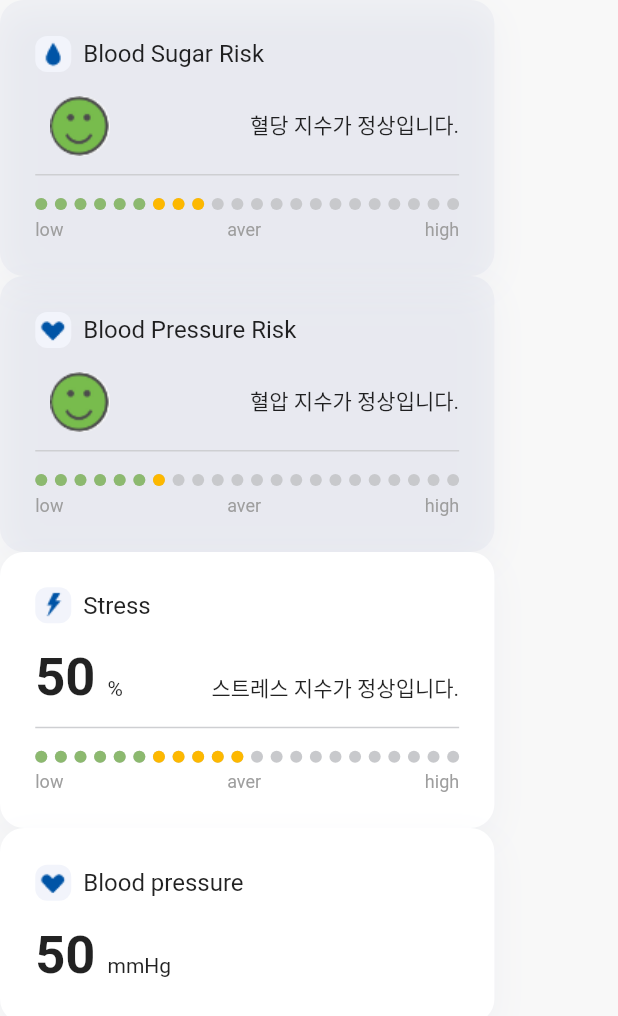
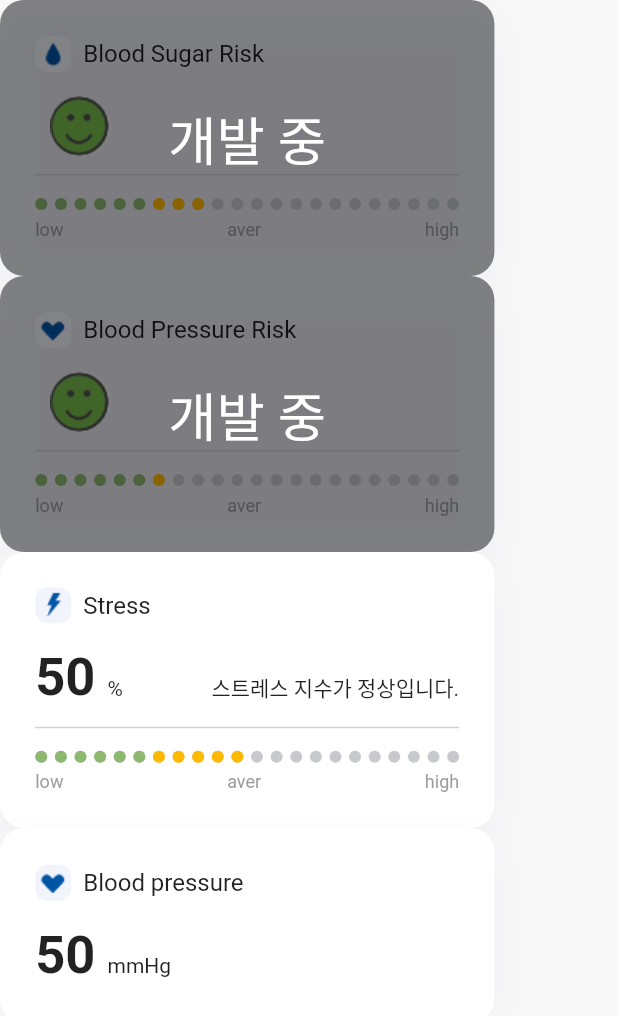
Before and after one commit to hconnectdx/hcm_core, a Flutter app: the screen it shows after launch, on a phone screen of 412 x 824 dp. Shown: the top 1016 px of the screen. Run offline on Flutter 3.47's test engine with Material 2 defaults, Android fonts, the phone set to English and light mode, and no system bars; our stand-ins replace flutter_blue_plus, get, plugin_platform_interface; missing offline and left inert: dart:html; Roboto replaces fonts that are missing (SpoqaHanSansNeo).

Commit message:
- 혈당/혈압 위험도 개발중 문구 추가

```diff
--- a/lib/widget/card_blood_sugar_risk.dart
+++ b/lib/widget/card_blood_sugar_risk.dart
@@ -21,7 +21,9 @@ class CardWidget {
       ),
       width: MediaQuery.of(context).size.width * 0.8,
       height: 184.0,
-      child: Padding(
+      child: Stack(
+        children: [
+          Padding(
             padding: const EdgeInsets.fromLTRB(23.5, 0, 23.5, 0),
             child: Column(
               crossAxisAlignment: CrossAxisAlignment.start,
@@ -31,13 +33,32 @@ class CardWidget {
                 const SizedBox(height: 16),
                 buildHealthImoticonRow(healthIndex, value),
                 const SizedBox(height: 13),
-            const Divider(color: AppColors.greycecfd2, height: 0, thickness: 1),
+                const Divider(
+                    color: AppColors.greycecfd2, height: 0, thickness: 1),
                 const SizedBox(height: 15),
                 buildStressIndicator(value),
                 const SizedBox(height: 6),
                 buildIndicatorLabels()
               ],
             ),
+          ),
+          Container(
+            decoration: BoxDecoration(
+              borderRadius: BorderRadius.circular(16.0),
+              color: Color(0x76000000),
+            ),
+            // 위젯의 배경 색상을 투명하게 설정합니다.
+            child: const Center(
+              child: Text(
+                '개발 중',
+                style: TextStyle(
+                  fontSize: 35,
+                  color: Colors.white, // 텍스트 색상 설정 (예: 파란색)
+                ),
+              ),
+            ),
+          ),
+        ],
       ),
     );
   }
@@ -190,8 +211,8 @@ class CardWidget {
             ),
           ],
         ),
-
-        if (healthIndex == HealthIndex.Stress && parsedValue != "0") _buildStressMsg(int.parse(parsedValue)) ,
+        if (healthIndex == HealthIndex.Stress && parsedValue != "0")
+          _buildStressMsg(int.parse(parsedValue)),
       ],
     );
   }
@@ -244,7 +265,7 @@ class CardWidget {
       textBaseline: TextBaseline.alphabetic,
       children: <Widget>[
         buildHealthImoticon(healthIndex, imocitonLevel),
-        buildHealthStatusText(msg),
+        // buildHealthStatusText(msg),
       ],
     );
   }
@@ -317,7 +338,6 @@ class CardWidget {
   }
 
   static Row buildIndicator(int count) {
-
     return Row(
       mainAxisAlignment: MainAxisAlignment.spaceBetween,
       children: List.generate(
```
Lines whose indentation alone changed are shown as unchanged.
